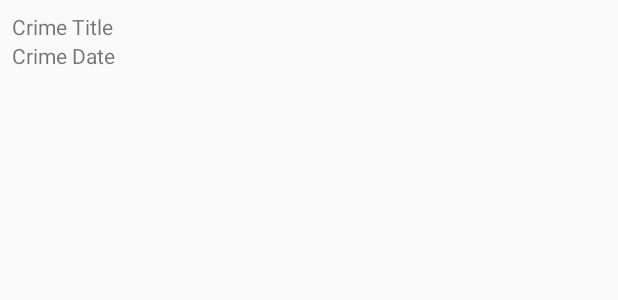
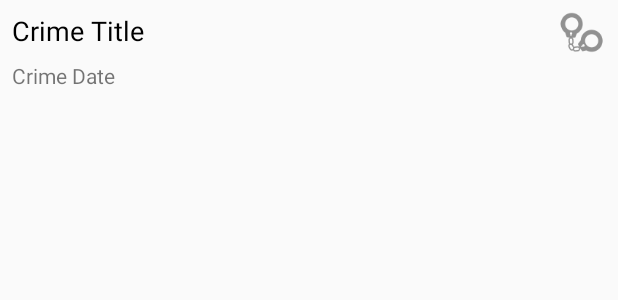
Before and after one commit to TerryGlen/CriminalIntent, an Android app: the layout list_item_crime.xml on its own in the app's theme, with its tools: preview values and no code run, on a phone screen of 412 x 824 dp. Shown: the top 300 px of the screen. Run offline under Robolectric (Android 15) with nearby library versions, the phone set to English and light mode, and no system bars.

Commit message:
Added Date Formatter Updated LinearLayout to Constraint

```diff
--- a/app/build.gradle
+++ b/app/build.gradle
@@ -28,4 +28,6 @@ dependencies {
     testCompile 'junit:junit:4.12'
     compile 'com.android.support:appcompat-v7:26.0.0-alpha1'
     compile 'com.android.support:recyclerview-v7:26.0.0-alpha1'
+    compile 'com.android.support:cardview-v7:26.0.0-alpha1'
+
 }
--- a/app/src/main/java/com/example/terry/criminalintent/Crime.java
+++ b/app/src/main/java/com/example/terry/criminalintent/Crime.java
@@ -1,5 +1,6 @@
 package com.example.terry.criminalintent;
 
+import java.text.DateFormat;
 import java.util.Date;
 import java.util.UUID;
 
@@ -32,6 +33,7 @@ public class Crime {
 
     public Date getDate() {
         return mDate;
+
     }
     public void setDate(Date date){
         mDate = date;
--- a/app/src/main/java/com/example/terry/criminalintent/CrimeLab.java
+++ b/app/src/main/java/com/example/terry/criminalintent/CrimeLab.java
@@ -25,6 +25,7 @@ public class CrimeLab {
             Crime crime = new Crime();
             crime.setTitle("Crime #" + i);
             crime.setSolved( i % 2 == 0); //Every other one
+            crime.setRequiresPolice(i % 3 == 0);
             mCrimes.add(crime);
         }
     }
--- a/app/src/main/res/layout/list_item_crime.xml
+++ b/app/src/main/res/layout/list_item_crime.xml
@@ -1,20 +1,57 @@
 <?xml version="1.0" encoding="utf-8"?>
-<LinearLayout
+<android.support.constraint.ConstraintLayout
     xmlns:android="http://schemas.android.com/apk/res/android"
+    xmlns:app="http://schemas.android.com/apk/res-auto"
+    xmlns:tools="http://schemas.android.com/tools"
     android:orientation="vertical"
     android:layout_width="match_parent"
     android:layout_height="wrap_content"
-    android:padding="8dp">
+    tools:layout_editor_absoluteY="81dp"
+    tools:layout_editor_absoluteX="0dp">
+
     <TextView
-        android:layout_width="match_parent"
+        android:id="@+id/crime_title"
+        android:layout_width="0dp"
         android:layout_height="wrap_content"
-        android:id="@+id/crime_title"
-        android:text="Crime Title"/>
+        android:layout_marginEnd="8dp"
+        android:layout_marginLeft="16dp"
+        android:layout_marginRight="16dp"
+        android:layout_marginStart="8dp"
+        android:layout_marginTop="8dp"
+        android:text="Crime Title"
+        android:textColor="@android:color/black"
+        android:textSize="18sp"
+        app:layout_constraintLeft_toLeftOf="parent"
+        app:layout_constraintRight_toLeftOf="@+id/crime_solved"
+        app:layout_constraintTop_toTopOf="parent"/>
+
+    <ImageView
+        android:id="@+id/crime_solved"
+        android:layout_width="32dp"
+        android:layout_height="27dp"
+        app:srcCompat="@drawable/ic_solved"
+        app:layout_constraintTop_toTopOf="parent"
+        android:layout_marginTop="8dp"
+        app:layout_constraintBottom_toBottomOf="parent"
+        android:layout_marginBottom="8dp"
+        app:layout_constraintVertical_bias="0.0"
+        android:layout_marginRight="8dp"
+        app:layout_constraintRight_toRightOf="parent"/>
+
     <TextView
-        android:layout_width="match_parent"
+        android:id="@+id/crime_date"
+        android:layout_width="0dp"
         android:layout_height="wrap_content"
-        android:id="@+id/crime_date"
-        android:text="Crime Date"/>
+        android:layout_marginEnd="8dp"
+        android:layout_marginLeft="16dp"
+        android:layout_marginRight="8dp"
+        android:layout_marginStart="8dp"
+        android:layout_marginTop="8dp"
+        android:text="Crime Date"
+        app:layout_constraintLeft_toLeftOf="parent"
+        app:layout_constraintRight_toLeftOf="@+id/crime_solved"
+        app:layout_constraintTop_toBottomOf="@+id/crime_title"
+        />
 
 
-</LinearLayout>
+</android.support.constraint.ConstraintLayout>
```
Also changed, not shown: app/src/main/java/com/example/terry/criminalintent/CrimeListFragment.java (+76 -31 lines), app/src/main/res/layout/cardview_fragment.xml (added, +49 -0 lines), app/src/main/res/layout/list_item_crime_police.xml (added, +69 -0 lines), app/src/main/res/drawable-hdpi/ic_solved.png (added), app/src/main/res/drawable-mdpi/ic_solved.png (added), app/src/main/res/drawable-xhdpi/ic_solved.png (added), app/src/main/res/drawable-xxhdpi/ic_solved.png (added), app/src/main/res/drawable-xxxhdpi/ic_solved.png (added).
